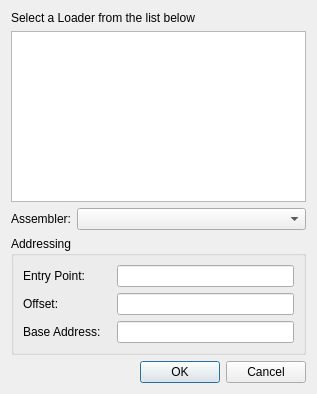
First picture: the form in dialogs/loaderdialog/loaderdialog.ui, repository REDasmOrg/REDasm, before the edit.
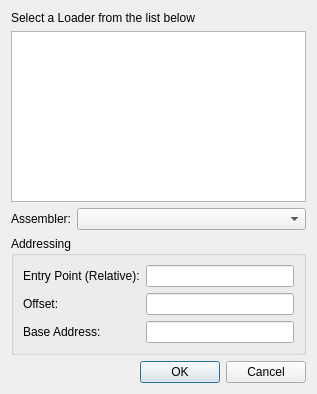
Second picture: the form after the edit.

What changed in the file:
```diff
--- a/dialogs/loaderdialog/loaderdialog.ui
+++ b/dialogs/loaderdialog/loaderdialog.ui
@@ -75,7 +75,7 @@
         <item row="0" column="0">
          <widget class="QLabel" name="label_2">
           <property name="text">
-           <string>Entry Point:</string>
+           <string>Entry Point (Relative):</string>
           </property>
          </widget>
         </item>
```
